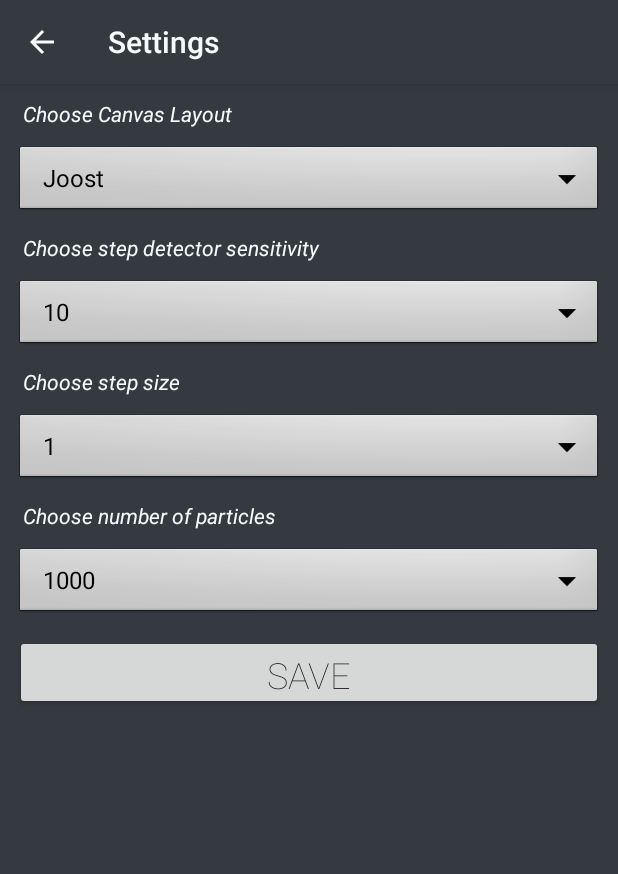
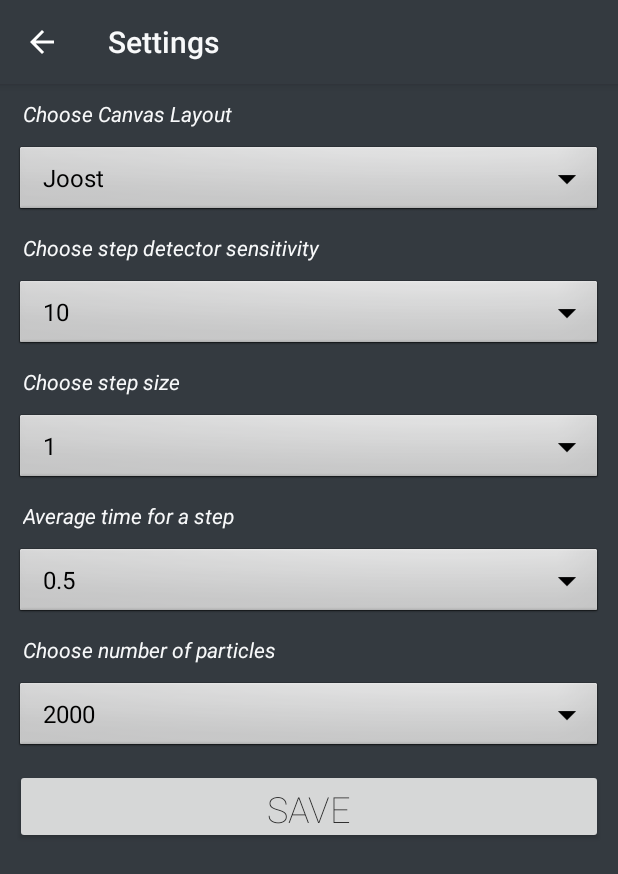
Before and after one commit to jwbambacht/smart-phone-sensing, an Android app: the SettingsActivity screen opened directly, with no data from a screen before it, on a phone screen of 412 x 824 dp. Shown: the top 874 px of the screen. Run offline under Robolectric (Android 15) with nearby library versions, the phone set to English and light mode, and no system bars.

Commit message:
Improve stepcounter and include preferences

```diff
--- a/ParticleFilters/app/src/main/java/com/example/whereami/SettingsActivity.java
+++ b/ParticleFilters/app/src/main/java/com/example/whereami/SettingsActivity.java
@@ -13,7 +13,7 @@ import android.widget.Toast;
 public class SettingsActivity extends AppCompatActivity implements OnClickListener {
 
     SharedPreferences settingsSharedPreferences;
-    Spinner layoutSpinner, sensitivitySpinner, stepsizeSpinner, particlesSpinner;
+    Spinner layoutSpinner, sensitivitySpinner, stepsizeSpinner, steptimeSpinner, particlesSpinner;
     private Button buttonSave;
 
     @Override
@@ -31,7 +31,8 @@ public class SettingsActivity extends AppCompatActivity implements OnClickListen
         String selectedLayout = settingsSharedPreferences.getString("layout", "Joost");
         String selectedSensitivity = settingsSharedPreferences.getString("sensitivity", "10");
         String selectedStepSize = settingsSharedPreferences.getString("stepsize", "1");
-        String selectedParticles = settingsSharedPreferences.getString("particles", "5000");
+        String selectedStepTime = settingsSharedPreferences.getString("steptime", "0.5");
+        String selectedParticles = settingsSharedPreferences.getString("particles", "2000");
 
         // Create Spinners
         layoutSpinner = (Spinner) findViewById(R.id.spinner_layout);
@@ -48,6 +49,11 @@ public class SettingsActivity extends AppCompatActivity implements OnClickListen
         ArrayAdapter<String> stepsizeAdapter = new ArrayAdapter<>(this,android.R.layout.simple_spinner_dropdown_item, getResources().getStringArray(R.array.stepsize_array));
         stepsizeSpinner.setAdapter(stepsizeAdapter);
         stepsizeSpinner.setSelection(stepsizeAdapter.getPosition(selectedStepSize));
+
+        steptimeSpinner = (Spinner) findViewById(R.id.spinner_steptime);
+        ArrayAdapter<String> steptimeAdapter = new ArrayAdapter<>(this,android.R.layout.simple_spinner_dropdown_item, getResources().getStringArray(R.array.steptime_array));
+        steptimeSpinner.setAdapter(steptimeAdapter);
+        steptimeSpinner.setSelection(steptimeAdapter.getPosition(selectedStepTime));
 
         particlesSpinner = (Spinner) findViewById(R.id.spinner_particles);
         ArrayAdapter<String> particlesAdapter = new ArrayAdapter<>(this,android.R.layout.simple_spinner_dropdown_item, getResources().getStringArray(R.array.particles_array));
@@ -68,12 +74,14 @@ public class SettingsActivity extends AppCompatActivity implements OnClickListen
                 String newLayout = layoutSpinner.getSelectedItem().toString();
                 String newSensitivity = sensitivitySpinner.getSelectedItem().toString();
                 String newStepSize = stepsizeSpinner.getSelectedItem().toString();
+                String newStepTime = steptimeSpinner.getSelectedItem().toString();
                 String newParticles = particlesSpinner.getSelectedItem().toString();
 
                 SharedPreferences.Editor editor = settingsSharedPreferences.edit();
                 editor.putString("layout",newLayout);
                 editor.putString("sensitivity",newSensitivity);
                 editor.putString("stepsize",newStepSize);
+                editor.putString("steptime",newStepTime);
                 editor.putString("particles",newParticles);
                 editor.commit();
 
--- a/ParticleFilters/app/src/main/res/layout/activity_settings.xml
+++ b/ParticleFilters/app/src/main/res/layout/activity_settings.xml
@@ -81,10 +81,33 @@
             android:layout_marginRight="10dp" />
 
         <TextView
+            android:id="@+id/textview_spinner_steptime"
+            android:layout_width="fill_parent"
+            android:layout_height="wrap_content"
+            android:layout_below="@+id/spinner_stepsize"
+            android:text="Average time for a step"
+            android:textColor="@color/colorLight"
+            android:textStyle="italic"
+            android:layout_marginTop="10dp"
+            android:layout_marginStart="15dp"
+            android:layout_marginEnd="10dp" />
+
+        <Spinner
+            android:id="@+id/spinner_steptime"
+            android:layout_width="match_parent"
+            android:layout_height="50dp"
+            android:layout_below="@+id/textview_spinner_steptime"
+            android:background="@android:drawable/btn_dropdown"
+            android:spinnerMode="dropdown"
+            android:layout_marginTop="10dp"
+            android:layout_marginLeft="10dp"
+            android:layout_marginRight="10dp" />
+
+        <TextView
             android:id="@+id/textview_particles"
             android:layout_width="fill_parent"
             android:layout_height="wrap_content"
-            android:layout_below="@+id/spinner_stepsize"
+            android:layout_below="@+id/spinner_steptime"
             android:text="Choose number of particles"
             android:textColor="@color/colorLight"
             android:textStyle="italic"
--- a/ParticleFilters/app/src/main/res/values/strings.xml
+++ b/ParticleFilters/app/src/main/res/values/strings.xml
@@ -9,14 +9,31 @@
 
     <string-array name="sensitivity_array">
         <item>0</item>
+        <item>1</item>
+        <item>2</item>
+        <item>3</item>
+        <item>4</item>
         <item>5</item>
+        <item>6</item>
+        <item>7</item>
+        <item>8</item>
+        <item>9</item>
         <item>10</item>
+        <item>11</item>
+        <item>12</item>
+        <item>13</item>
+        <item>14</item>
         <item>15</item>
+        <item>16</item>
+        <item>17</item>
+        <item>18</item>
+        <item>19</item>
         <item>20</item>
+        <item>21</item>
+        <item>22</item>
+        <item>23</item>
+        <item>24</item>
         <item>25</item>
-        <item>30</item>
-        <item>35</item>
-        <item>40</item>
     </string-array>
 
     <string-array name="stepsize_array">
@@ -25,6 +42,19 @@
         <item>3</item>
         <item>4</item>
         <item>5</item>
+    </string-array>
+
+    <string-array name="steptime_array">
+        <item>0.1</item>
+        <item>0.2</item>
+        <item>0.3</item>
+        <item>0.4</item>
+        <item>0.5</item>
+        <item>0.6</item>
+        <item>0.7</item>
+        <item>0.8</item>
+        <item>0.9</item>
+        <item>1.0</item>
     </string-array>
 
     <string-array name="particles_array">
```
Also changed, not shown: ParticleFilters/app/src/main/java/com/example/whereami/CircularQueue.java (+9 -0 lines), ParticleFilters/app/src/main/java/com/example/whereami/MainActivity.java (+26 -15 lines), ParticleFilters/app/src/main/java/com/example/whereami/StepCounter.java (added, +59 -0 lines), ParticleFilters/app/src/main/java/com/example/whereami/StepDetector.java (deleted, +0 -79 lines), ParticleFilters/app/src/main/java/com/example/whereami/StepListener.java (+2 -7 lines).
